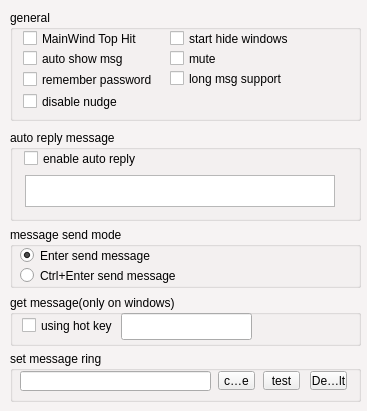
The window that qt4_src/src/ui/configdia.ui (libfetion/libfetion-gui) describes before a commit, drawn with Qt 5.
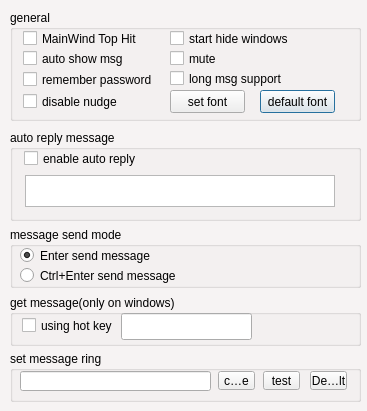
The same window after the commit.

Commit message: 1：support set font function. 2: store font in Settings. 3: add SetAllFont function to update font in add UI classes.

Patch:
```diff
--- a/qt4_src/src/ui/configdia.ui
+++ b/qt4_src/src/ui/configdia.ui
@@ -272,6 +272,32 @@
      <string>disable nudge</string>
     </property>
    </widget>
+   <widget class="QPushButton" name="BT_SetDefaultFont" >
+    <property name="geometry" >
+     <rect>
+      <x>250</x>
+      <y>80</y>
+      <width>75</width>
+      <height>23</height>
+     </rect>
+    </property>
+    <property name="text" >
+     <string>default font</string>
+    </property>
+   </widget>
+   <widget class="QPushButton" name="BT_SetFont" >
+    <property name="geometry" >
+     <rect>
+      <x>160</x>
+      <y>80</y>
+      <width>75</width>
+      <height>23</height>
+     </rect>
+    </property>
+    <property name="text" >
+     <string>set font</string>
+    </property>
+   </widget>
   </widget>
   <widget class="QGroupBox" name="groupBox_5" >
    <property name="geometry" >
```
The commit also changes 13 other files.
